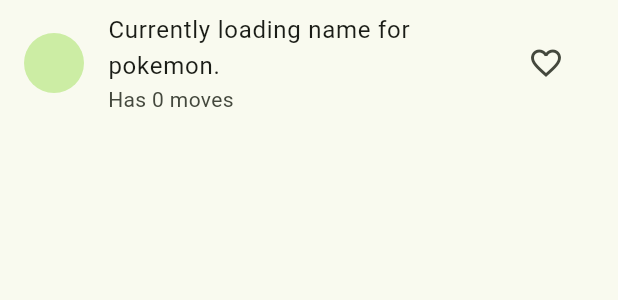
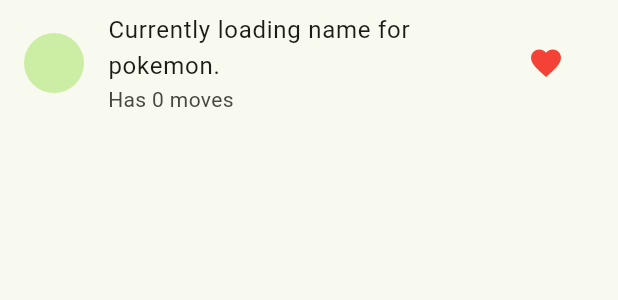
Before and after one commit to Haris90400/Flutter_Pokedex, a Flutter app: the PokemonListTile widget shown alone on an empty page, opened directly with empty values, after a tap on the "favorite outline" icon, on a phone screen of 412 x 824 dp. Shown: the top 300 px of the screen. Run offline on Flutter 3.47's test engine with Material 3 defaults, Android fonts, the phone set to English and light mode, and no system bars; drawn by our look-alikes of skeletonizer; our stand-ins replace dio, flutter_riverpod, get_it, google_fonts, shared_preferences; accounts and stored records are empty; network calls fail.

Commit message:
App completed

```diff
--- a/lib/main.dart
+++ b/lib/main.dart
@@ -3,6 +3,7 @@ import 'package:flutter_riverpod/flutter_riverpod.dart';
 import 'package:get_it/get_it.dart';
 import 'package:google_fonts/google_fonts.dart';
 import 'package:pokedex/pages/home_page.dart';
+import 'package:pokedex/services/database_service.dart';
 import 'package:pokedex/services/http_services.dart';
 
 void main() async {
@@ -15,6 +16,9 @@ void main() async {
 Future<void> _setUpServices() async {
   GetIt.instance.registerSingleton<HTTPService>(
     HTTPService(),
+  );
+  GetIt.instance.registerSingleton<DatabaseService>(
+    DatabaseService(),
   );
 }
 
--- a/lib/pages/home_page.dart
+++ b/lib/pages/home_page.dart
@@ -2,6 +2,9 @@ import 'package:flutter/material.dart';
 import 'package:flutter_riverpod/flutter_riverpod.dart';
 import 'package:pokedex/controllers/home_page_controller.dart';
 import 'package:pokedex/models/page_data.dart';
+import 'package:pokedex/models/pokemon.dart';
+import 'package:pokedex/providers/pokemon_data_provider.dart';
+import 'package:pokedex/widgets/pokemon_card.dart';
 import 'package:pokedex/widgets/pokemon_list_tile.dart';
 
 final homePageControllerProvider =
@@ -24,6 +27,8 @@ class _HomePageState extends ConsumerState<HomePage> {
   late HomePageController _homePageController;
   late HomePageData _homePageData;
   final ScrollController _allPokemonListScrollController = ScrollController();
+
+  late List<String> _favoritePokemons;
 
   @override
   void initState() {
@@ -48,6 +53,7 @@ class _HomePageState extends ConsumerState<HomePage> {
 
   @override
   Widget build(BuildContext context) {
+    _favoritePokemons = ref.watch(favoritePokemonsProvider);
     _homePageController = ref.watch(homePageControllerProvider.notifier);
     _homePageData = ref.watch(homePageControllerProvider);
     return Scaffold(
@@ -67,6 +73,7 @@ class _HomePageState extends ConsumerState<HomePage> {
             mainAxisAlignment: MainAxisAlignment.spaceBetween,
             crossAxisAlignment: CrossAxisAlignment.start,
             children: [
+              _favoritePokemonsList(context),
               _allPokemonsList(context),
             ],
           ),
@@ -104,4 +111,50 @@ class _HomePageState extends ConsumerState<HomePage> {
       ),
     );
   }
+
+  Widget _favoritePokemonsList(BuildContext context) {
+    return SizedBox(
+      width: MediaQuery.sizeOf(context).width,
+      child: Column(
+        mainAxisAlignment: MainAxisAlignment.start,
+        crossAxisAlignment: CrossAxisAlignment.start,
+        children: [
+          const Text(
+            "Favorites",
+            style: TextStyle(
+              fontSize: 25,
+            ),
+          ),
+          SizedBox(
+            width: MediaQuery.sizeOf(context).width,
+            height: MediaQuery.sizeOf(context).height * 0.50,
+            child: Column(
+              mainAxisAlignment: MainAxisAlignment.center,
+              crossAxisAlignment: CrossAxisAlignment.center,
+              children: [
+                if (_favoritePokemons.isNotEmpty)
+                  SizedBox(
+                    height: MediaQuery.of(context).size.height * 0.48,
+                    child: GridView.builder(
+                      scrollDirection: Axis.horizontal,
+                      itemCount: _favoritePokemons.length,
+                      gridDelegate:
+                          const SliverGridDelegateWithFixedCrossAxisCount(
+                        crossAxisCount: 2,
+                      ),
+                      itemBuilder: (context, index) {
+                        String pokemonURL = _favoritePokemons[index];
+                        return PokemonCard(pokemonURL);
+                      },
+                    ),
+                  ),
+                if (_favoritePokemons.isEmpty)
+                  const Text("No favorite pokemons yet! :("),
+              ],
+            ),
+          )
+        ],
+      ),
+    );
+  }
 }
--- a/lib/providers/pokemon_data_provider.dart
+++ b/lib/providers/pokemon_data_provider.dart
@@ -2,6 +2,7 @@ import 'package:dio/dio.dart';
 import 'package:flutter_riverpod/flutter_riverpod.dart';
 import 'package:get_it/get_it.dart';
 import 'package:pokedex/models/pokemon.dart';
+import 'package:pokedex/services/database_service.dart';
 import 'package:pokedex/services/http_services.dart';
 
 final pokemonDataProvider = FutureProvider.family<Pokemon?, String>(
@@ -18,3 +19,33 @@ final pokemonDataProvider = FutureProvider.family<Pokemon?, String>(
     return null;
   },
 );
+
+final favoritePokemonsProvider =
+    StateNotifierProvider<FavoritePokemonsProvider, List<String>>((ref) {
+  return FavoritePokemonsProvider([]);
+});
+
+class FavoritePokemonsProvider extends StateNotifier<List<String>> {
+  String FAVORITE_POKEMON_KEY = "FAVORITE_POKEMON_KEY";
+  final DatabaseService _databaseService =
+      GetIt.instance.get<DatabaseService>();
+  FavoritePokemonsProvider(super.state) {
+    _setup();
+  }
+
+  Future<void> _setup() async {
+    List<String>? result = await _databaseService.getList(FAVORITE_POKEMON_KEY);
+
+    state = result ?? [];
+  }
+
+  void addFavoritePkemon(String url) {
+    state = [...state, url];
+    _databaseService.saveList(FAVORITE_POKEMON_KEY, state);
+  }
+
+  void removeFavoritePokemon(String url) {
+    state = state.where((element) => element != url).toList();
+    _databaseService.saveList(FAVORITE_POKEMON_KEY, state);
+  }
+}
--- /dev/null
+++ b/lib/services/database_service.dart
@@ -0,0 +1,31 @@
+import 'package:shared_preferences/shared_preferences.dart';
+
+class DatabaseService {
+  DatabaseService();
+
+  Future<bool?> saveList(String key, List<String> value) async {
+    try {
+      final SharedPreferences prefs = await SharedPreferences.getInstance();
+
+      bool result = await prefs.setStringList(key, value);
+
+      return result;
+    } catch (e) {
+      print(e.toString());
+    }
+    return false;
+  }
+
+  Future<List<String>?> getList(String key) async {
+    try {
+      final SharedPreferences prefs = await SharedPreferences.getInstance();
+
+      List<String>? result = await prefs.getStringList(key);
+
+      return result;
+    } catch (e) {
+      print(e.toString());
+    }
+    return null;
+  }
+}
--- /dev/null
+++ b/lib/widgets/pokemon_card.dart
@@ -0,0 +1,134 @@
+import 'package:flutter/material.dart';
+import 'package:flutter/widgets.dart';
+import 'package:flutter_riverpod/flutter_riverpod.dart';
+import 'package:pokedex/models/pokemon.dart';
+import 'package:pokedex/providers/pokemon_data_provider.dart';
+import 'package:pokedex/widgets/pokemon_stats_card.dart';
+import 'package:skeletonizer/skeletonizer.dart';
+
+class PokemonCard extends ConsumerWidget {
+  final String pokemonURL;
+
+  late FavoritePokemonsProvider _favoritePokemonsProvider;
+
+  PokemonCard(this.pokemonURL);
+  @override
+  Widget build(BuildContext context, WidgetRef ref) {
+    final pokemon = ref.watch(
+      pokemonDataProvider(pokemonURL),
+    );
+
+    _favoritePokemonsProvider = ref.watch(favoritePokemonsProvider.notifier);
+    return pokemon.when(data: (data) {
+      return _card(
+        context,
+        false,
+        data,
+      );
+    }, error: (error, stacktrace) {
+      return Text('Error: $error');
+    }, loading: () {
+      return _card(
+        context,
+        true,
+        null,
+      );
+    });
+  }
+
+  Widget _card(BuildContext context, bool isLoading, Pokemon? pokemon) {
+    return Skeletonizer(
+      ignoreContainers: true,
+      enabled: isLoading,
+      child: GestureDetector(
+        onTap: () {
+          if (!isLoading) {
+            showDialog(
+              context: context,
+              builder: (_) {
+                return PokemonStatsCard(pokemonURL);
+              },
+            );
+          }
+        },
+        child: Container(
+          margin: EdgeInsets.symmetric(
+            horizontal: MediaQuery.sizeOf(context).width * 0.03,
+            vertical: MediaQuery.sizeOf(context).height * 0.01,
+          ),
+          padding: EdgeInsets.symmetric(
+            horizontal: MediaQuery.sizeOf(context).width * 0.03,
+            vertical: MediaQuery.sizeOf(context).height * 0.01,
+          ),
+          decoration: BoxDecoration(
+            color: Theme.of(context).primaryColor,
+            borderRadius: BorderRadius.circular(15),
+            boxShadow: const [
+              BoxShadow(
+                color: Colors.black26,
+                spreadRadius: 2,
+                blurRadius: 10,
+              ),
+            ],
+          ),
+          child: Column(
+            mainAxisAlignment: MainAxisAlignment.spaceBetween,
+            crossAxisAlignment: CrossAxisAlignment.center,
+            children: [
+              Row(
+                mainAxisAlignment: MainAxisAlignment.spaceBetween,
+                crossAxisAlignment: CrossAxisAlignment.center,
+                children: [
+                  Text(
+                    pokemon?.name?.toUpperCase() ?? "Pokemon",
+                    style: const TextStyle(
+                      color: Colors.white,
+                      fontWeight: FontWeight.bold,
+                    ),
+                  ),
+                  Text(
+                    '#${pokemon?.id.toString()}',
+                    style: const TextStyle(
+                      color: Colors.white,
+                      fontWeight: FontWeight.bold,
+                    ),
+                  ),
+                ],
+              ),
+              Expanded(
+                child: CircleAvatar(
+                  radius: MediaQuery.sizeOf(context).height * 0.05,
+                  backgroundImage: pokemon != null
+                      ? NetworkImage(pokemon.sprites!.frontDefault!)
+                      : null,
+                ),
+              ),
+              Row(
+                mainAxisAlignment: MainAxisAlignment.spaceBetween,
+                crossAxisAlignment: CrossAxisAlignment.center,
+                children: [
+                  Text(
+                    '${pokemon?.moves?.length} Moves',
+                    style: const TextStyle(
+                      color: Colors.white,
+                    ),
+                  ),
+                  GestureDetector(
+                    onTap: () {
+                      _favoritePokemonsProvider
+                          .removeFavoritePokemon(pokemonURL);
+                    },
+                    child: const Icon(
+                      Icons.favorite,
+                      color: Colors.red,
+                    ),
+                  ),
+                ],
+              )
+            ],
+          ),
+        ),
+      ),
+    );
+  }
+}
--- a/lib/widgets/pokemon_list_tile.dart
+++ b/lib/widgets/pokemon_list_tile.dart
@@ -3,21 +3,29 @@ import 'package:flutter/material.dart';
 import 'package:flutter_riverpod/flutter_riverpod.dart';
 import 'package:pokedex/models/pokemon.dart';
 import 'package:pokedex/providers/pokemon_data_provider.dart';
+import 'package:pokedex/widgets/pokemon_stats_card.dart';
 import 'package:skeletonizer/skeletonizer.dart';
 
 class PokemonListTile extends ConsumerWidget {
   final String pokemonURL;
 
-  const PokemonListTile({
+  late FavoritePokemonsProvider _favoritePokemonProvider;
+  late List<String> _favoritePokemons;
+
+  PokemonListTile({
     Key? key,
     required this.pokemonURL,
   }) : super(key: key);
 
   @override
   Widget build(BuildContext context, WidgetRef ref) {
+    _favoritePokemonProvider = ref.watch(favoritePokemonsProvider.notifier);
+    _favoritePokemons = ref.watch(favoritePokemonsProvider);
+
     final pokemon = ref.watch(
       pokemonDataProvider(pokemonURL),
     );
+
     return pokemon.when(data: (data) {
       return _tile(context, data, false);
     }, error: (error, stackTrace) {
@@ -30,6 +38,17 @@ class PokemonListTile extends ConsumerWidget {
   Widget _tile(BuildContext context, Pokemon? pokemon, bool isLoading) {
     return Skeletonizer(
       enabled: isLoading,
+      child: GestureDetector(
+        onTap: () {
+          if (!isLoading) {
+            showDialog(
+              context: context,
+              builder: (_) {
+                return PokemonStatsCard(pokemonURL);
+              },
+            );
+          }
+        },
         child: ListTile(
           title: Text(
             pokemon != null
@@ -40,9 +59,18 @@ class PokemonListTile extends ConsumerWidget {
             "Has ${pokemon?.moves?.length.toString() ?? 0} moves",
           ),
           trailing: IconButton(
-          onPressed: () {},
-          icon: const Icon(
-            Icons.favorite_border,
+            onPressed: () {
+              if (_favoritePokemons.contains(pokemonURL)) {
+                _favoritePokemonProvider.removeFavoritePokemon(pokemonURL);
+              } else {
+                _favoritePokemonProvider.addFavoritePkemon(pokemonURL);
+              }
+            },
+            icon: Icon(
+              _favoritePokemons.contains(pokemonURL)
+                  ? Icons.favorite
+                  : Icons.favorite_border,
+              color: Colors.red,
             ),
           ),
           leading: pokemon != null
@@ -51,6 +79,7 @@ class PokemonListTile extends ConsumerWidget {
                 )
               : const CircleAvatar(),
         ),
+      ),
     );
   }
 }
```
Also changed, not shown: lib/controllers/home_page_controller.dart (+6 -4 lines), lib/widgets/pokemon_stats_card.dart (added, +37 -0 lines). Lines whose indentation alone changed are shown as unchanged.
